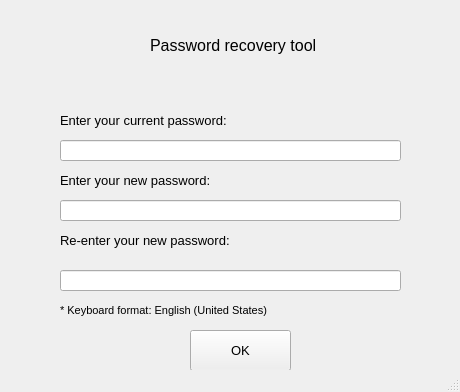
This is PTI/SPCK/GUI/forgotPassword.ui in GreenSystemDuy08/TL-C4K-PTI01 as Qt 5 draws it before an edit. The edited form follows.
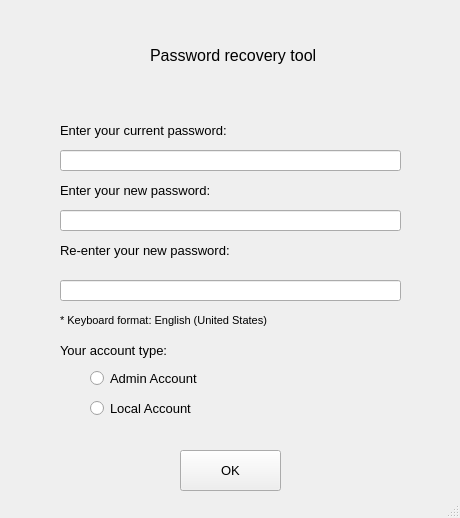
This is the edited form.

Diff of the .ui file:
```diff
--- a/PTI/SPCK/GUI/forgotPassword.ui
+++ b/PTI/SPCK/GUI/forgotPassword.ui
@@ -7,7 +7,7 @@
     <x>0</x>
     <y>0</y>
     <width>460</width>
-    <height>392</height>
+    <height>518</height>
    </rect>
   </property>
   <property name="windowTitle">
@@ -18,7 +18,7 @@
     <property name="geometry">
      <rect>
       <x>150</x>
-      <y>30</y>
+      <y>40</y>
       <width>181</width>
       <height>31</height>
      </rect>
@@ -36,7 +36,7 @@
     <property name="geometry">
      <rect>
       <x>60</x>
-      <y>160</y>
+      <y>170</y>
       <width>201</width>
       <height>41</height>
      </rect>
@@ -54,7 +54,7 @@
     <property name="geometry">
      <rect>
       <x>60</x>
-      <y>220</y>
+      <y>230</y>
       <width>201</width>
       <height>41</height>
      </rect>
@@ -72,7 +72,7 @@
     <property name="geometry">
      <rect>
       <x>60</x>
-      <y>200</y>
+      <y>210</y>
       <width>341</width>
       <height>21</height>
      </rect>
@@ -85,7 +85,7 @@
     <property name="geometry">
      <rect>
       <x>60</x>
-      <y>270</y>
+      <y>280</y>
       <width>341</width>
       <height>21</height>
      </rect>
@@ -97,8 +97,8 @@
    <widget class="QPushButton" name="bt_ok">
     <property name="geometry">
      <rect>
-      <x>190</x>
-      <y>330</y>
+      <x>180</x>
+      <y>450</y>
       <width>101</width>
       <height>41</height>
      </rect>
@@ -116,7 +116,7 @@
     <property name="geometry">
      <rect>
       <x>60</x>
-      <y>290</y>
+      <y>300</y>
       <width>251</width>
       <height>41</height>
      </rect>
@@ -134,7 +134,7 @@
     <property name="geometry">
      <rect>
       <x>60</x>
-      <y>100</y>
+      <y>110</y>
       <width>201</width>
       <height>41</height>
      </rect>
@@ -152,7 +152,7 @@
     <property name="geometry">
      <rect>
       <x>60</x>
-      <y>140</y>
+      <y>150</y>
       <width>341</width>
       <height>21</height>
      </rect>
@@ -161,6 +161,60 @@
      <enum>QLineEdit::Password</enum>
     </property>
    </widget>
+   <widget class="QLabel" name="label_6">
+    <property name="geometry">
+     <rect>
+      <x>60</x>
+      <y>340</y>
+      <width>121</width>
+      <height>21</height>
+     </rect>
+    </property>
+    <property name="font">
+     <font>
+      <pointsize>10</pointsize>
+     </font>
+    </property>
+    <property name="text">
+     <string>Your account type:</string>
+    </property>
+   </widget>
+   <widget class="QRadioButton" name="rb_admin">
+    <property name="geometry">
+     <rect>
+      <x>90</x>
+      <y>370</y>
+      <width>111</width>
+      <height>17</height>
+     </rect>
+    </property>
+    <property name="font">
+     <font>
+      <pointsize>10</pointsize>
+     </font>
+    </property>
+    <property name="text">
+     <string>Admin Account</string>
+    </property>
+   </widget>
+   <widget class="QRadioButton" name="rb_local">
+    <property name="geometry">
+     <rect>
+      <x>90</x>
+      <y>400</y>
+      <width>101</width>
+      <height>17</height>
+     </rect>
+    </property>
+    <property name="font">
+     <font>
+      <pointsize>10</pointsize>
+     </font>
+    </property>
+    <property name="text">
+     <string>Local Account</string>
+    </property>
+   </widget>
   </widget>
   <widget class="QStatusBar" name="statusbar"/>
  </widget>
```
